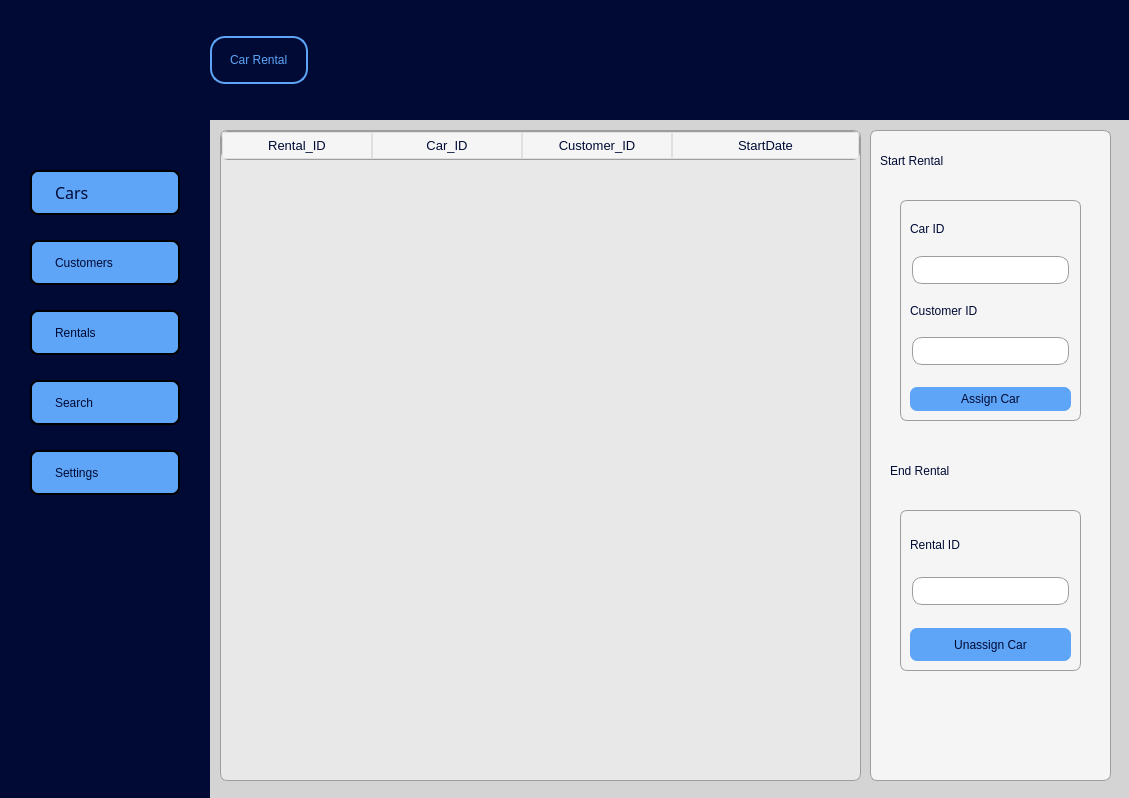
Above: ui/home.ui from wkn00/car-rental before the change. Below: the same form after it.
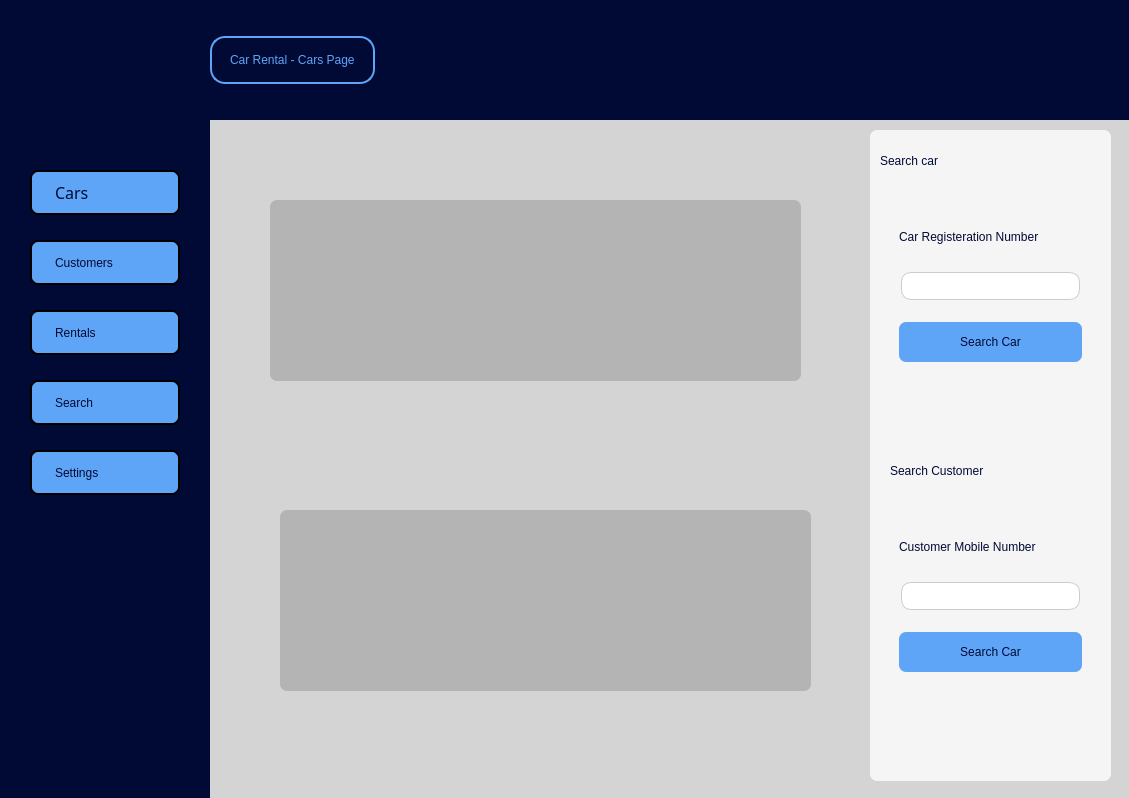
That is the form after the change. Icons and pictures are not drawn.

Commit message: Cars DONE!, Customers DONE!, Rentals DONE!, Search DONE!

What changed in the file:
```diff
--- a/ui/home.ui
+++ b/ui/home.ui
@@ -359,7 +359,7 @@
 </string>
         </property>
         <property name="text">
-         <string>Car Rental</string>
+         <string>Car Rental - Cars Page</string>
         </property>
         <property name="scaledContents">
          <bool>true</bool>
@@ -381,7 +381,7 @@
       <string notr="true"/>
      </property>
      <property name="currentIndex">
-      <number>2</number>
+      <number>3</number>
      </property>
      <widget class="QWidget" name="cars_page">
       <property name="styleSheet">
@@ -1916,6 +1916,252 @@
        </widget>
       </widget>
      </widget>
+     <widget class="QWidget" name="search_page">
+      <widget class="QFrame" name="frame_19">
+       <property name="geometry">
+        <rect>
+         <x>-10</x>
+         <y>-10</y>
+         <width>941</width>
+         <height>691</height>
+        </rect>
+       </property>
+       <property name="styleSheet">
+        <string notr="true">background-color: rgb(212, 212, 212);</string>
+       </property>
+       <property name="frameShape">
+        <enum>QFrame::StyledPanel</enum>
+       </property>
+       <property name="frameShadow">
+        <enum>QFrame::Raised</enum>
+       </property>
+       <widget class="QFrame" name="frame_20">
+        <property name="geometry">
+         <rect>
+          <x>670</x>
+          <y>20</y>
+          <width>241</width>
+          <height>651</height>
+         </rect>
+        </property>
+        <property name="styleSheet">
+         <string notr="true">background-color: rgb(245, 245, 245);
+border-radius: 7px;</string>
+        </property>
+        <property name="frameShape">
+         <enum>QFrame::StyledPanel</enum>
+        </property>
+        <property name="frameShadow">
+         <enum>QFrame::Raised</enum>
+        </property>
+        <widget class="QFrame" name="frame_21">
+         <property name="geometry">
+          <rect>
+           <x>20</x>
+           <y>70</y>
+           <width>201</width>
+           <height>171</height>
+          </rect>
+         </property>
+         <property name="styleSheet">
+          <string notr="true">QFrame{
+font: 600 10pt &quot;Segoe UI Semibold&quot;;
+color: rgb(0, 10, 52);
+}
+
+QLineEdit{
+	background-color: rgb(255, 255, 255);
+border-radius:10px;
+color: rgb(0, 10, 52);
+}</string>
+         </property>
+         <property name="frameShape">
+          <enum>QFrame::StyledPanel</enum>
+         </property>
+         <property name="frameShadow">
+          <enum>QFrame::Raised</enum>
+         </property>
+         <layout class="QVBoxLayout" name="verticalLayout_10">
+          <item>
+           <widget class="QLabel" name="label_25">
+            <property name="text">
+             <string>Car Registeration Number</string>
+            </property>
+           </widget>
+          </item>
+          <item>
+           <widget class="QLineEdit" name="searchCar"/>
+          </item>
+          <item>
+           <widget class="QPushButton" name="searchCarButton">
+            <property name="sizePolicy">
+             <sizepolicy hsizetype="Minimum" vsizetype="Minimum">
+              <horstretch>0</horstretch>
+              <verstretch>0</verstretch>
+             </sizepolicy>
+            </property>
+            <property name="cursor">
+             <cursorShape>PointingHandCursor</cursorShape>
+            </property>
+            <property name="styleSheet">
+             <string notr="true">QPushButton{
+background-color: rgb(95, 165, 247);
+font: 600 10pt &quot;Segoe UI Semibold&quot;;
+margin-top:14px;
+}
+
+QPushButton:hover{
+	background-color: rgb(245, 245, 245);
+	color: rgb(0, 162, 38);
+	border: 1px solid rgb(0, 162, 38);
+}</string>
+            </property>
+            <property name="text">
+             <string>Search Car</string>
+            </property>
+           </widget>
+          </item>
+         </layout>
+        </widget>
+        <widget class="QLabel" name="label_29">
+         <property name="geometry">
+          <rect>
+           <x>10</x>
+           <y>10</y>
+           <width>111</width>
+           <height>41</height>
+          </rect>
+         </property>
+         <property name="styleSheet">
+          <string notr="true">
+font: 600 11pt &quot;Segoe UI Semibold&quot;;
+color: rgb(0, 10, 52);
+</string>
+         </property>
+         <property name="text">
+          <string>Search car</string>
+         </property>
+        </widget>
+        <widget class="QLabel" name="label_31">
+         <property name="geometry">
+          <rect>
+           <x>20</x>
+           <y>320</y>
+           <width>111</width>
+           <height>41</height>
+          </rect>
+         </property>
+         <property name="styleSheet">
+          <string notr="true">
+font: 600 11pt &quot;Segoe UI Semibold&quot;;
+color: rgb(0, 10, 52);
+</string>
+         </property>
+         <property name="text">
+          <string>Search Customer</string>
+         </property>
+        </widget>
+        <widget class="QFrame" name="frame_22">
+         <property name="geometry">
+          <rect>
+           <x>20</x>
+           <y>380</y>
+           <width>201</width>
+           <height>171</height>
+          </rect>
+         </property>
+         <property name="styleSheet">
+          <string notr="true">QFrame{
+font: 600 10pt &quot;Segoe UI Semibold&quot;;
+color: rgb(0, 10, 52);
+}
+
+QLineEdit{
+	background-color: rgb(255, 255, 255);
+border-radius:10px;
+color: rgb(0, 10, 52);
+}</string>
+         </property>
+         <property name="frameShape">
+          <enum>QFrame::StyledPanel</enum>
+         </property>
+         <property name="frameShadow">
+          <enum>QFrame::Raised</enum>
+         </property>
+         <layout class="QVBoxLayout" name="verticalLayout_11">
+          <item>
+           <widget class="QLabel" name="label_28">
+            <property name="text">
+             <string>Customer Mobile Number</string>
+            </property>
+           </widget>
+          </item>
+          <item>
+           <widget class="QLineEdit" name="searchCustomer"/>
+          </item>
+          <item>
+           <widget class="QPushButton" name="searchCustomerButton">
+            <property name="sizePolicy">
+             <sizepolicy hsizetype="Minimum" vsizetype="Minimum">
+              <horstretch>0</horstretch>
+              <verstretch>0</verstretch>
+             </sizepolicy>
+            </property>
+            <property name="cursor">
+             <cursorShape>PointingHandCursor</cursorShape>
+            </property>
+            <property name="styleSheet">
+             <string notr="true">QPushButton{
+background-color: rgb(95, 165, 247);
+font: 600 10pt &quot;Segoe UI Semibold&quot;;
+margin-top:14px;
+}
+
+QPushButton:hover{
+	background-color: rgb(245, 245, 245);
+	color: rgb(0, 162, 38);
+	border: 1px solid rgb(0, 162, 38);
+}</string>
+            </property>
+            <property name="text">
+             <string>Search Car</string>
+            </property>
+           </widget>
+          </item>
+         </layout>
+        </widget>
+       </widget>
+       <widget class="QListWidget" name="carsList">
+        <property name="geometry">
+         <rect>
+          <x>70</x>
+          <y>90</y>
+          <width>531</width>
+          <height>181</height>
+         </rect>
+        </property>
+        <property name="styleSheet">
+         <string notr="true">background-color: rgb(180, 180, 180);
+border-radius: 7px;
+font: 11pt &quot;Segoe UI&quot;;</string>
+        </property>
+       </widget>
+       <widget class="QListWidget" name="customerList">
+        <property name="geometry">
+         <rect>
+          <x>80</x>
+          <y>400</y>
+          <width>531</width>
+          <height>181</height>
+         </rect>
+        </property>
+        <property name="styleSheet">
+         <string notr="true">background-color: rgb(180, 180, 180);
+border-radius: 7px;</string>
+        </property>
+       </widget>
+      </widget>
+     </widget>
     </widget>
    </widget>
   </widget>
```
The commit also changes 12 other files.
